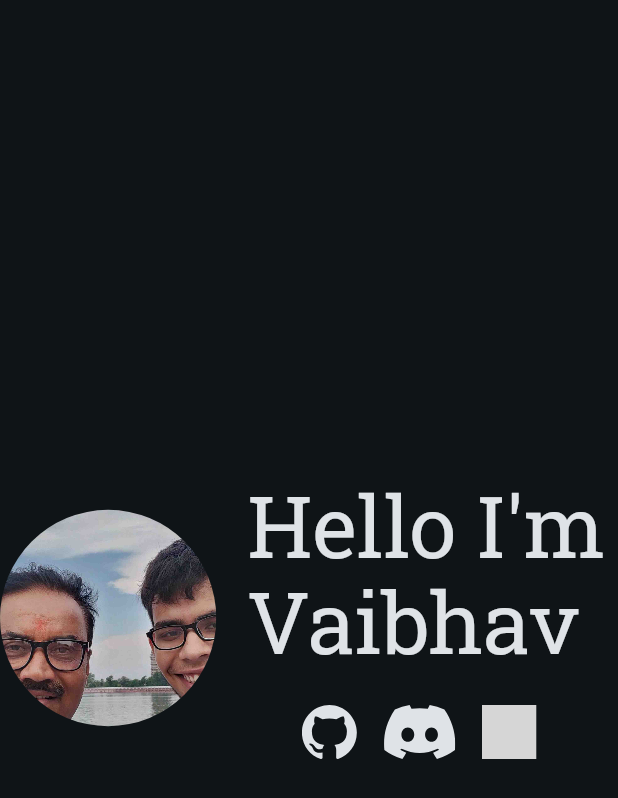
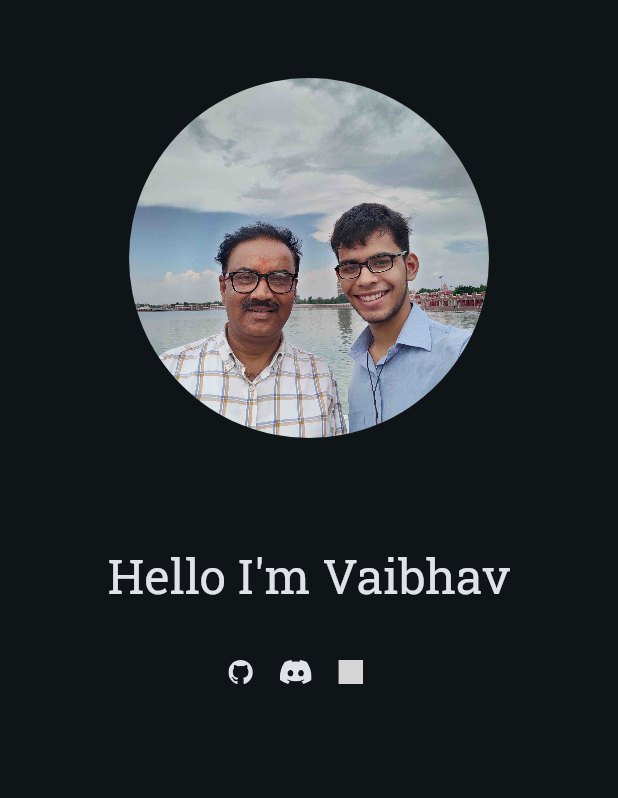
Before and after one commit to vaibhavppandey/material_portfolio_webapp, a Flutter app: the screen it shows after launch, on a phone screen of 412 x 824 dp. Shown: the top 798 px of the screen. Run offline on Flutter 3.47's test engine with Material 2 defaults, Android fonts, the phone set to English and light mode, and no system bars; drawn by our look-alikes of animated_text_kit; our stand-ins replace flutter_riverpod, flutter_svg, google_fonts; grey boxes are pictures that could not be loaded.

Commit message:
feat: add responsiveness + fixes

```diff
--- a/lib/src/app.dart
+++ b/lib/src/app.dart
@@ -1,29 +1,37 @@
 import 'package:flutter/material.dart';
-
+import 'package:flutter_riverpod/flutter_riverpod.dart';
+// import 'package:material_portfolio_webapp/src/_trash/hello_widget.dart';
 import 'package:material_portfolio_webapp/src/layout/body.dart'
     show PortfolioBody;
+
+import 'package:material_portfolio_webapp/src/theme/color.dart';
+import 'package:material_portfolio_webapp/src/provider/platforms_provider.dart'
+    show platformsProvider;
 
 class PortfolioApp extends StatelessWidget {
   const PortfolioApp({super.key});
 
-  static const Color _websiteM3SeedColor = Colors.blueGrey;
   @override
   Widget build(BuildContext context) {
     return MaterialApp(
       title: 'Vaibhav P.',
+      initialRoute: '/',
       theme: ThemeData(
         useMaterial3: true,
-        colorScheme: ColorScheme.fromSeed(seedColor: _websiteM3SeedColor),
+        colorScheme: ColorScheme.fromSeed(seedColor: kMaterialSeedColor),
       ),
       darkTheme: ThemeData(
         useMaterial3: true,
         colorScheme: ColorScheme.fromSeed(
-            seedColor: _websiteM3SeedColor, brightness: Brightness.dark),
+            seedColor: kMaterialSeedColor, brightness: Brightness.dark),
       ),
       themeMode: ThemeMode.dark,
-      home: const Scaffold(
-        body: PortfolioBody(),
-      ),
+      home: Scaffold(body: Consumer(builder: (context, ref, _) {
+        Future.microtask(() => ref
+            .read(platformsProvider.notifier)
+            .setCurrentPltaform(MediaQuery.of(context).size));
+        return const PortfolioBody();
+      })),
     );
   }
 }
--- a/lib/src/layout/body.dart
+++ b/lib/src/layout/body.dart
@@ -1,4 +1,5 @@
 import 'package:flutter/material.dart';
+import 'package:flutter_riverpod/flutter_riverpod.dart';
 
 import 'package:material_portfolio_webapp/src/repository/data.dart'
     show socials;
@@ -11,42 +12,60 @@ import 'package:material_portfolio_webapp/src/widget/social_svg_button.dart'
 import 'package:material_portfolio_webapp/src/widget/typewriter_text.dart'
     show TypewriterText;
 
-class PortfolioBody extends StatefulWidget {
+import 'package:material_portfolio_webapp/src/provider/platforms_provider.dart'
+    show platformsModelProvider, platformsProvider;
+
+class PortfolioBody extends ConsumerStatefulWidget {
   const PortfolioBody({super.key});
 
   @override
-  State<PortfolioBody> createState() => _PortfolioBodyState();
+  ConsumerState<PortfolioBody> createState() => _PortfolioBodyState();
 }
 
-class _PortfolioBodyState extends State<PortfolioBody> {
+class _PortfolioBodyState extends ConsumerState<PortfolioBody> {
   @override
   Widget build(BuildContext context) {
+    final currentPlatformModel = ref.watch(platformsModelProvider);
+    final platformNotifier = ref.watch(platformsProvider.notifier);
     return Center(
       child: SizedBox(
-        width: 960,
+        width: currentPlatformModel.width,
+        height: currentPlatformModel.height,
         child: Flex(
-          direction: Axis.horizontal,
+          direction: currentPlatformModel.direction,
           mainAxisSize: MainAxisSize.min,
           crossAxisAlignment: CrossAxisAlignment.center,
           children: <Widget>[
-            const Flexible(flex: 7, child: SelfImageCard()),
-            const Spacer(flex: 1),
+            Flexible(
+                fit: FlexFit.loose,
+                flex: platformNotifier.isDesktop() ? 7 : 9,
+                child: SelfImageCard(
+                    dimension: platformNotifier.isDesktop()
+                        ? 480
+                        : platformNotifier.isTablet()
+                            ? 360
+                            : 240)),
+            Spacer(flex: platformNotifier.isDesktop() ? 1 : 2),
             Flexible(
               fit: FlexFit.tight,
-              flex: 12,
+              flex: platformNotifier.isDesktop() ? 12 : 9,
               child: Column(
                 mainAxisSize: MainAxisSize.min,
                 crossAxisAlignment: CrossAxisAlignment.center,
                 children: <Widget>[
-                  const TypewriterText(),
-                  const SizedBox(height: 24.0),
+                  TypewriterText(
+                      textStyle: currentPlatformModel.buildTextStyle(context)),
+                  SizedBox(height: platformNotifier.isDesktop() ? 24.0 : 36.0),
                   Row(
                     mainAxisSize: MainAxisSize.min,
                     crossAxisAlignment: CrossAxisAlignment.center,
                     children: socials
                         .map((social) => Padding(
                               padding: const EdgeInsets.only(right: 18.0),
-                              child: SocialSvgEmulatedButton(social: social),
+                              child: SocialSvgEmulatedButton(
+                                social: social,
+                                height: currentPlatformModel.iconSize,
+                              ),
                             ))
                         .toList(),
                   ),
--- /dev/null
+++ b/lib/src/provider/platforms_provider.dart
@@ -0,0 +1,56 @@
+import 'package:flutter/material.dart';
+import 'package:flutter_riverpod/flutter_riverpod.dart';
+
+import 'package:material_portfolio_webapp/src/util/platform/desktop.dart';
+import 'package:material_portfolio_webapp/src/util/platform/mobile.dart';
+import 'package:material_portfolio_webapp/src/util/platform/tablet.dart';
+import 'package:material_portfolio_webapp/src/util/platform/small.dart';
+import 'package:material_portfolio_webapp/src/util/platforms.dart'
+    show Platforms;
+import 'package:material_portfolio_webapp/src/util/platform/abstract_platform.dart'
+    show Platform;
+
+class PlatformsProvider extends StateNotifier<Platforms> {
+  PlatformsProvider() : super(Platforms.desktop);
+
+  void setCurrentPltaform(Size size) {
+    if (size.width >= 1024) {
+      state = Platforms.desktop;
+    } else if (size.width >= 768) {
+      state = Platforms.tablet;
+    } else if (size.width >= 480) {
+      state = Platforms.mobile;
+    } else {
+      state = Platforms.small;
+    }
+  }
+
+  bool isDesktop() => state == Platforms.desktop;
+
+  bool isTablet() => state == Platforms.tablet;
+
+  bool isMobile() => state == Platforms.mobile;
+}
+
+final platformsProvider =
+    StateNotifierProvider<PlatformsProvider, Platforms>((ref) {
+  return PlatformsProvider();
+});
+
+final platformsModelProvider = StateProvider<Platform>((ref) {
+  final Platform currentPlatformModel;
+  switch (ref.watch(platformsProvider)) {
+    case (Platforms.desktop):
+      currentPlatformModel = const Desktop();
+      break;
+    case (Platforms.tablet):
+      currentPlatformModel = const Tablet();
+      break;
+    case (Platforms.mobile):
+      currentPlatformModel = const Mobile();
+      break;
+    default:
+      currentPlatformModel = const Small();
+  }
+  return currentPlatformModel;
+});
--- a/lib/src/repository/data.dart
+++ b/lib/src/repository/data.dart
@@ -6,11 +6,11 @@ List<Social> socials = <Social>[
   Social(
       asset: "github",
       color: const Color(0xFFFFFFFF),
-      link: Uri.parse("https://large-type.com/#vpp%231032")),
+      link: Uri.parse("https://www.github.com/vaibhavppandey")),
   Social(
       asset: "discord",
       color: const Color(0xFF7289DA),
-      link: Uri.parse("https://www.github.com/vaibhavppandey")),
+      link: Uri.parse("https://large-type.com/#vpp%231032")),
   Social(
       asset: "outlook",
       color: const Color(0xFF0072C6),
--- /dev/null
+++ b/lib/src/theme/color.dart
@@ -0,0 +1,3 @@
+import 'package:flutter/material.dart';
+
+final kMaterialSeedColor = Colors.blueGrey.shade500;
--- /dev/null
+++ b/lib/src/util/platforms.dart
@@ -0,0 +1,6 @@
+enum Platforms {
+  desktop,
+  tablet,
+  mobile,
+  small,
+}
--- a/lib/src/widget/self_image_card.dart
+++ b/lib/src/widget/self_image_card.dart
@@ -1,15 +1,17 @@
 import 'package:flutter/material.dart';
+import 'package:flutter_riverpod/flutter_riverpod.dart';
 
-class SelfImageCard extends StatelessWidget {
-  const SelfImageCard({super.key});
+class SelfImageCard extends ConsumerWidget {
+  const SelfImageCard({super.key, required this.dimension});
 
+  final double dimension;
   static const String _imageAssetPath = "assets/image/self.jpg";
 
   @override
-  Widget build(BuildContext context) {
-    return const SizedBox.square(
-      dimension: 480,
-      child: DecoratedBox(
+  Widget build(BuildContext context, WidgetRef ref) {
+    return SizedBox.square(
+      dimension: dimension,
+      child: const DecoratedBox(
         decoration: BoxDecoration(
           shape: BoxShape.circle,
           image: DecorationImage(
--- a/lib/src/widget/social_svg_button.dart
+++ b/lib/src/widget/social_svg_button.dart
@@ -1,12 +1,13 @@
 import 'package:flutter/material.dart';
 import 'package:flutter_svg/svg.dart';
 import 'package:url_launcher/url_launcher.dart';
-
 import 'package:material_portfolio_webapp/src/entity/social.dart';
 
 class SocialSvgEmulatedButton extends StatefulWidget {
-  const SocialSvgEmulatedButton({super.key, required this.social});
+  const SocialSvgEmulatedButton(
+      {super.key, required this.height, required this.social});
 
+  final double height;
   final Social social;
 
   @override
@@ -50,7 +51,7 @@ class _SocialSvgEmulatedButtonState extends State<SocialSvgEmulatedButton>
             animation: _animationController,
             builder: (context, _) => SvgPicture.asset(
                   "assets/svg/${widget.social.asset}.svg",
-                  height: 36,
+                  height: widget.height,
                   fit: BoxFit.fitHeight,
                   colorFilter:
                       ColorFilter.mode(colorAnimation.value, BlendMode.srcIn),
--- a/lib/src/widget/typewriter_text.dart
+++ b/lib/src/widget/typewriter_text.dart
@@ -3,7 +3,8 @@ import 'package:flutter/material.dart';
 import 'package:google_fonts/google_fonts.dart';
 
 class TypewriterText extends StatelessWidget {
-  const TypewriterText({super.key});
+  final TextStyle? textStyle;
+  const TypewriterText({super.key, required this.textStyle});
 
   @override
   Widget build(BuildContext context) {
@@ -18,9 +19,7 @@ class TypewriterText extends StatelessWidget {
           .map((String text) => TypewriterAnimatedText(text,
               cursor: '|',
               speed: const Duration(milliseconds: 90),
-              textStyle: GoogleFonts.robotoSlab(
-                  textStyle: Theme.of(context).textTheme.displayLarge?.copyWith(
-                      color: Theme.of(context).colorScheme.onBackground))))
+              textStyle: GoogleFonts.robotoSlab(textStyle: textStyle)))
           .toList(),
     );
   }
--- a/pubspec.yaml
+++ b/pubspec.yaml
@@ -41,6 +41,9 @@ dependencies:
   url_launcher: ^6.1.11
   flutter_native_splash: ^2.3.0
   flutter_launcher_icons: ^0.13.1
+  provider: ^6.0.5
+  logger: ^1.3.0
+  flutter_riverpod: ^2.3.6
 
 dev_dependencies:
   flutter_test:
```
Also changed, not shown: lib/main.dart (+27 -1 lines), lib/src/_trash/hello_widget.dart (added, +42 -0 lines), lib/src/model/current_platform.dart (added, +24 -0 lines), lib/src/model/platform_model.dart (added, +38 -0 lines), lib/src/util/platform/abstract_platform.dart (added, +17 -0 lines), lib/src/util/platform/desktop.dart (added, +24 -0 lines), lib/src/util/platform/mobile.dart (added, +24 -0 lines), lib/src/util/platform/small.dart (added, +24 -0 lines), lib/src/util/platform/tablet.dart (added, +24 -0 lines), pubspec.lock, 2 other files.
